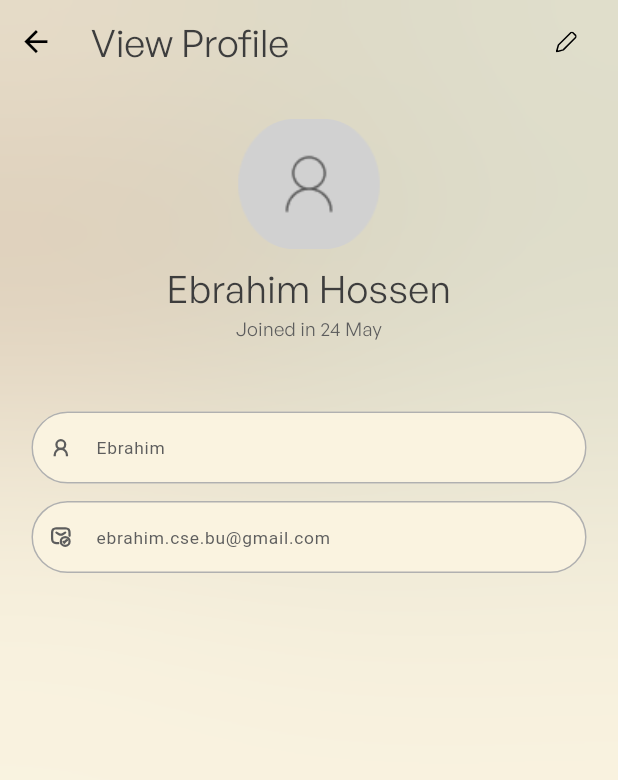
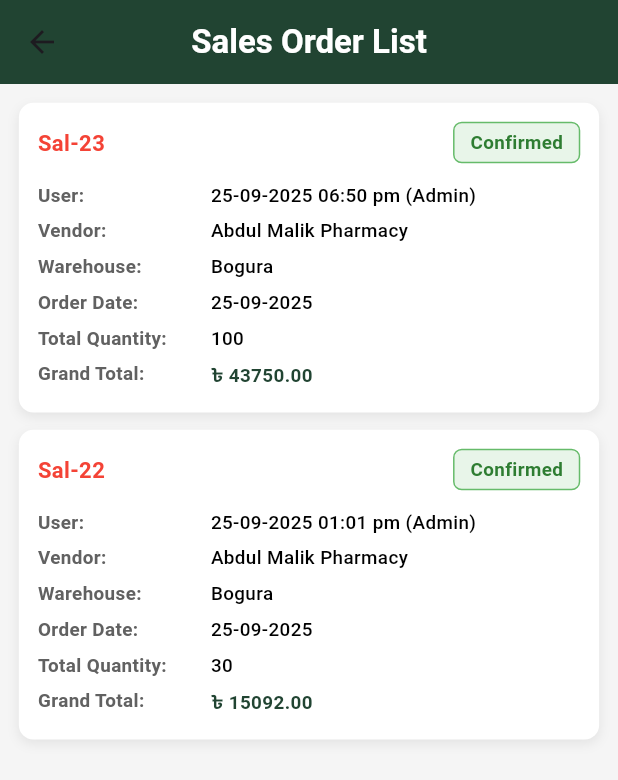
Before and after one commit to ebrahim48/sbms_app, a Flutter app: the HomeScreen screen opened by its route, after a tap on "Sales", on a phone screen of 412 x 824 dp. Shown: the top 780 px of the screen. Run offline on Flutter 3.47's test engine with Material 3 defaults, Android fonts, the phone set to English and light mode, and no system bars; drawn by our look-alikes of toastification; our stand-ins replace cached_network_image, device_preview, flutter_screenutil, flutter_svg, get, go_router and 5 more.

Commit message:
done sales list

```diff
--- a/lib/core/config/app_routes/app_routes.dart
+++ b/lib/core/config/app_routes/app_routes.dart
@@ -7,6 +7,7 @@ import 'package:sbms_apps/core/presentations/screens/home/product_list_screen.da
 
 
 import '../../presentations/screens/auth/signin/sign_in _screen.dart';
+import '../../presentations/screens/home/sales_list_screen.dart';
 import '../../presentations/screens/onboarding/onboarding_screen.dart';
 import '../../presentations/screens/onboarding/onboarding_start_screen.dart';
 import '../../presentations/screens/profile/view_profile_screen.dart';
@@ -26,6 +27,7 @@ class AppRoutes {
   static const String productListScreen = "/productListScreen";
   static const String createScreen = "/createScreen";
   static const String orderListScreen = "/orderListScreen";
+  static const String salesListScreen = "/salesListScreen";
   static const String viewProfileScreen = "/viewProfileScreen";
   static const String editProfileScreen = "/editProfileScreen";
 
@@ -125,6 +127,12 @@ class AppRoutes {
         pageBuilder:
             (context, state) => _customTransitionPage(EditProfileScreen(), state),
       ),
+      GoRoute(
+        path: salesListScreen,
+        name: salesListScreen,
+        pageBuilder:
+            (context, state) => _customTransitionPage(SalesListScreen(), state),
+      ),
 
 
 
--- a/lib/core/presentations/screens/home/home_screen.dart
+++ b/lib/core/presentations/screens/home/home_screen.dart
@@ -2,6 +2,9 @@ import 'package:flutter/material.dart';
 import 'package:flutter_screenutil/flutter_screenutil.dart';
 import 'package:go_router/go_router.dart';
 import 'package:sbms_apps/core/config/app_routes/app_routes.dart';
+
+import '../../../../global/custom_assets/assets.gen.dart';
+import '../../../constants/app_colors.dart';
 
 class HomeScreen extends StatelessWidget {
   const HomeScreen({super.key});
@@ -11,7 +14,7 @@ class HomeScreen extends StatelessWidget {
     return Scaffold(
       drawer: _buildAppDrawer(context),
       appBar: AppBar(
-        backgroundColor: Colors.green[700],
+        backgroundColor: AppColors.primaryColor,
         title: const Text(
           "SBMS APPS",
           style: TextStyle(color: Colors.white, fontWeight: FontWeight.bold),
@@ -26,7 +29,7 @@ class HomeScreen extends StatelessWidget {
         ),
       ),
       bottomNavigationBar: BottomNavigationBar(
-        selectedItemColor: Colors.green[700],
+        selectedItemColor: AppColors.primaryColor,
         unselectedItemColor: Colors.grey,
         currentIndex: 0,
         onTap: (index) {
@@ -67,7 +70,7 @@ class HomeScreen extends StatelessWidget {
                   icon: Icons.add_shopping_cart,
                   title: "Sales",
                   onTap: () {
-                    context.pushNamed(AppRoutes.viewProfileScreen);
+                    context.pushNamed(AppRoutes.salesListScreen);
 
                   },
                 ),
@@ -93,7 +96,7 @@ class HomeScreen extends StatelessWidget {
         crossAxisAlignment: CrossAxisAlignment.stretch,
         children: [
           DrawerHeader(
-            decoration: BoxDecoration(color: Colors.green[700]),
+            decoration: BoxDecoration(color: AppColors.primaryColor),
             child: Column(
               mainAxisAlignment: MainAxisAlignment.center,
               children: [
@@ -103,9 +106,9 @@ class HomeScreen extends StatelessWidget {
                   backgroundColor: Colors.white,
                   child: Padding(
                     padding: EdgeInsets.all(6.r),
-                    child: Image.asset(
-                      'assets/images/sbms_logo.png', // <-- Add your logo image here
-                      fit: BoxFit.contain,
+                    child:  Assets.images.logo.image(
+                      width: 32.w,
+                      height: 32.h,
                     ),
                   ),
                 ),
@@ -161,7 +164,7 @@ class HomeScreen extends StatelessWidget {
     required VoidCallback onTap,
   }) {
     return ListTile(
-      leading: Icon(icon, color: Colors.green[700]),
+      leading: Icon(icon, color: AppColors.primaryColor),
       title: Text(
         text,
         style: TextStyle(fontSize: 15.sp, fontWeight: FontWeight.w500),
@@ -176,7 +179,7 @@ class HomeScreen extends StatelessWidget {
       width: 160.w,
       padding: EdgeInsets.symmetric(vertical: 20.h, horizontal: 10.w),
       decoration: BoxDecoration(
-        color: Colors.green[700],
+        color: AppColors.primaryColor,
         borderRadius: BorderRadius.circular(12.r),
       ),
       child: Column(
@@ -216,7 +219,7 @@ class HomeScreen extends StatelessWidget {
         width: 90.w,
         padding: EdgeInsets.symmetric(vertical: 16.h),
         decoration: BoxDecoration(
-          color: Colors.green[600],
+          color: AppColors.primaryColor,
           borderRadius: BorderRadius.circular(12.r),
           boxShadow: [
             BoxShadow(
--- a/lib/core/presentations/screens/home/product_list_screen.dart
+++ b/lib/core/presentations/screens/home/product_list_screen.dart
@@ -2,6 +2,7 @@ import 'package:flutter/material.dart';
 import 'package:flutter_screenutil/flutter_screenutil.dart';
 import 'package:go_router/go_router.dart';
 import 'package:sbms_apps/core/config/app_routes/app_routes.dart';
+import 'package:sbms_apps/core/constants/app_colors.dart';
 
 class ProductListScreen extends StatefulWidget {
   const ProductListScreen({super.key});
@@ -37,7 +38,7 @@ class _ProductListScreenState extends State<ProductListScreen> {
 
     return Scaffold(
       appBar: AppBar(
-        backgroundColor: Colors.green[700],
+        backgroundColor: AppColors.primaryColor,
         title: const Text(
           "Product List",
           style: TextStyle(color: Colors.white, fontWeight: FontWeight.bold),
--- /dev/null
+++ b/lib/core/presentations/screens/home/sales_list_screen.dart
@@ -0,0 +1,157 @@
+import 'package:flutter/material.dart';
+import 'package:flutter_screenutil/flutter_screenutil.dart';
+import '../../../constants/app_colors.dart';
+
+class SalesListScreen extends StatefulWidget {
+  const SalesListScreen({super.key});
+
+  @override
+  State<SalesListScreen> createState() => _SalesListScreenState();
+}
+
+class _SalesListScreenState extends State<SalesListScreen> {
+  final List<Map<String, dynamic>> salesData = [
+    {
+      "user": "25-09-2025 06:50 pm (Admin)",
+      "vendor": "Abdul Malik Pharmacy",
+      "warehouse": "Bogura",
+      "orderDate": "25-09-2025",
+      "invoice": "Sal-23",
+      "totalQty": 100,
+      "grandTotal": 43750.00,
+      "status": "Confirmed",
+    },
+    {
+      "user": "25-09-2025 01:01 pm (Admin)",
+      "vendor": "Abdul Malik Pharmacy",
+      "warehouse": "Bogura",
+      "orderDate": "25-09-2025",
+      "invoice": "Sal-22",
+      "totalQty": 30,
+      "grandTotal": 15092.00,
+      "status": "Confirmed",
+    },
+  ];
+
+  @override
+  Widget build(BuildContext context) {
+    return Scaffold(
+      backgroundColor: Colors.grey.shade100,
+      appBar: AppBar(
+        backgroundColor: AppColors.primaryColor,
+        title: const Text(
+          "Sales Order List",
+          style: TextStyle(color: Colors.white, fontWeight: FontWeight.bold),
+        ),
+        centerTitle: true,
+      ),
+      body: Padding(
+        padding: EdgeInsets.all(12.w),
+        child: ListView.builder(
+          itemCount: salesData.length,
+          itemBuilder: (context, index) {
+            final data = salesData[index];
+            return Container(
+              margin: EdgeInsets.only(bottom: 12.h),
+              padding: EdgeInsets.all(12.w),
+              decoration: BoxDecoration(
+                color: Colors.white,
+                borderRadius: BorderRadius.circular(10.r),
+                boxShadow: [
+                  BoxShadow(
+                    color: Colors.grey.withOpacity(0.2),
+                    blurRadius: 6,
+                    offset: const Offset(0, 3),
+                  ),
+                ],
+              ),
+              child: Column(
+                crossAxisAlignment: CrossAxisAlignment.start,
+                children: [
+                  // Header Row
+                  Row(
+                    mainAxisAlignment: MainAxisAlignment.spaceBetween,
+                    children: [
+                      Text(
+                        data["invoice"],
+                        style: TextStyle(
+                          color: Colors.red,
+                          fontWeight: FontWeight.bold,
+                          fontSize: 14.sp,
+                        ),
+                      ),
+                      Container(
+                        padding: EdgeInsets.symmetric(
+                            horizontal: 10.w, vertical: 4.h),
+                        decoration: BoxDecoration(
+                          color: Colors.green.shade50,
+                          borderRadius: BorderRadius.circular(6.r),
+                          border: Border.all(color: Colors.green.shade400),
+                        ),
+                        child: Text(
+                          data["status"],
+                          style: TextStyle(
+                            color: Colors.green.shade800,
+                            fontWeight: FontWeight.w600,
+                            fontSize: 12.sp,
+                          ),
+                        ),
+                      ),
+                    ],
+                  ),
+
+                  SizedBox(height: 10.h),
+
+                  _buildInfoRow("User", data["user"]),
+                  _buildInfoRow("Vendor", data["vendor"]),
+                  _buildInfoRow("Warehouse", data["warehouse"]),
+                  _buildInfoRow("Order Date", data["orderDate"]),
+                  _buildInfoRow("Total Quantity", data["totalQty"].toString()),
+                  _buildInfoRow(
+                    "Grand Total",
+                    "৳ ${data["grandTotal"].toStringAsFixed(2)}",
+                    valueColor: AppColors.primaryColor,
+                    bold: true,
+                  ),
+                ],
+              ),
+            );
+          },
+        ),
+      ),
+    );
+  }
+
+  Widget _buildInfoRow(String label, String value,
+      {Color? valueColor, bool bold = false}) {
+    return Padding(
+      padding: EdgeInsets.symmetric(vertical: 3.h),
+      child: Row(
+        crossAxisAlignment: CrossAxisAlignment.start,
+        children: [
+          SizedBox(
+            width: 110.w,
+            child: Text(
+              "$label:",
+              style: TextStyle(
+                fontWeight: FontWeight.w600,
+                fontSize: 12.sp,
+                color: Colors.grey.shade700,
+              ),
+            ),
+          ),
+          Expanded(
+            child: Text(
+              value,
+              style: TextStyle(
+                fontWeight: bold ? FontWeight.bold : FontWeight.w500,
+                fontSize: 12.sp,
+                color: valueColor ?? Colors.black,
+              ),
+            ),
+          ),
+        ],
+      ),
+    );
+  }
+}
--- a/lib/core/presentations/screens/onboarding/onboarding_screen.dart
+++ b/lib/core/presentations/screens/onboarding/onboarding_screen.dart
@@ -104,8 +104,7 @@ class _OnboardingScreenState extends State<OnboardingScreen>
                   child: CustomButton(
                       title: AppString.start,
                       onpress: () {
-                        context.pushNamed(AppRoutes.logInScreen);
-
+                        context.pushNamed(AppRoutes.onBoardingStartScreen);
                       },
 
                   ),
```
Also changed, not shown: lib/core/presentations/screens/home/create_list_screen.dart (+6 -4 lines), lib/core/presentations/screens/home/order_list_screen.dart (+7 -5 lines), lib/core/presentations/screens/onboarding/onboarding_start_screen.dart (+88 -87 lines), lib/global/custom_assets/assets.gen.dart (+8 -1 lines), assets/icons/logo.svg (added), assets/images/logo.png (added).
